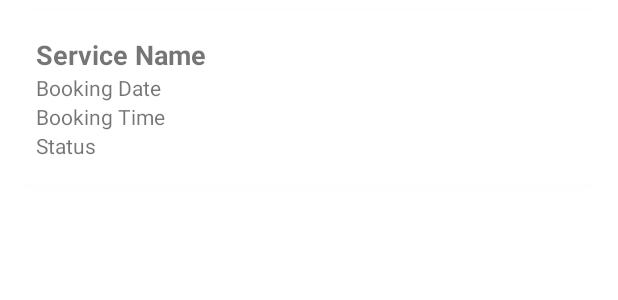
After one commit to TusharB4321/BeautyParlorApp, an Android app: the layout item_upcoming.xml on its own in the app's theme, with its tools: preview values and no code run, on a phone screen of 412 x 824 dp. The commit adds this screen. Shown: the top 300 px of the screen. Run offline under Robolectric (Android 15) with nearby library versions, the phone set to English and light mode, and no system bars.

Commit message:
UpcomingFragment Completed

```diff
--- a/app/src/main/java/com/example/beautyparlorapp/ui/fragment/AppointmentFragment.kt
+++ b/app/src/main/java/com/example/beautyparlorapp/ui/fragment/AppointmentFragment.kt
@@ -102,9 +102,12 @@ class AppointmentFragment : Fragment() {
                 Toast.makeText(requireContext(), "Please select required fields", Toast.LENGTH_SHORT).show()
                 return@setOnClickListener
             }
+
+            val serviceName=arguments?.getString("serviceName")
             val bundle = Bundle().apply {
                 putString("bookingDate", formattedDate)
                 putString("bookingTime", formattedTime)
+                putString("serviceName", serviceName)
                 putString("address", currentAddress)
                 putDouble("totalPrice",totalPrice)
                 putDouble("discount",discount)
--- a/app/src/main/java/com/example/beautyparlorapp/ui/fragment/bottomnav/CartFragment.kt
+++ b/app/src/main/java/com/example/beautyparlorapp/ui/fragment/bottomnav/CartFragment.kt
@@ -30,6 +30,7 @@ class CartFragment : Fragment(), ServiceListAdapter.CartUpdateListener {
     private var totalPrice = 0.0
     private var totalItems = 0
     private var discount = 0.0
+    private var serviceName=""
     private val cartAdapter by lazy {
         ServiceListAdapter(
             onProductClick = ::onProductClick,
@@ -61,6 +62,7 @@ class CartFragment : Fragment(), ServiceListAdapter.CartUpdateListener {
                 putDouble("price", totalPrice)
                 putDouble("discount", discount)
                 putInt("totalItems", totalItems)
+                putString("serviceName",serviceName)
             }
             findNavController().navigate(
                 R.id.action_cartFragment_to_appointmentFragment,
@@ -129,6 +131,7 @@ class CartFragment : Fragment(), ServiceListAdapter.CartUpdateListener {
                 list.clear()
                 for (doc in res) {
                     val cart = doc.toObject(ServiceModel::class.java)
+                    serviceName=cart.serviceName!!
                     list.add(cart)
                 }
 
--- /dev/null
+++ b/app/src/main/res/layout/item_upcoming.xml
@@ -0,0 +1,46 @@
+<?xml version="1.0" encoding="utf-8"?>
+<androidx.cardview.widget.CardView xmlns:android="http://schemas.android.com/apk/res/android"
+    xmlns:app="http://schemas.android.com/apk/res-auto"
+    xmlns:tools="http://schemas.android.com/tools"
+    android:layout_width="match_parent"
+    android:layout_height="wrap_content"
+    android:layout_margin="8dp"
+    app:cardCornerRadius="8dp"
+    app:cardElevation="4dp">
+
+    <LinearLayout
+        android:layout_width="match_parent"
+        android:layout_height="wrap_content"
+        android:orientation="vertical"
+        android:padding="16dp">
+
+        <TextView
+            android:id="@+id/serviceName"
+            android:layout_width="wrap_content"
+            android:layout_height="wrap_content"
+            android:text="Service Name"
+            android:textSize="18sp"
+            android:textStyle="bold" />
+
+        <TextView
+            android:id="@+id/bookingDate"
+            android:layout_width="wrap_content"
+            android:layout_height="wrap_content"
+            android:text="Booking Date"
+            android:textSize="14sp" />
+
+        <TextView
+            android:id="@+id/bookingTime"
+            android:layout_width="wrap_content"
+            android:layout_height="wrap_content"
+            android:text="Booking Time"
+            android:textSize="14sp" />
+
+        <TextView
+            android:id="@+id/status"
+            android:layout_width="wrap_content"
+            android:layout_height="wrap_content"
+            android:text="Status"
+            android:textSize="14sp" />
+    </LinearLayout>
+</androidx.cardview.widget.CardView>
```
Also changed, not shown: app/src/main/java/com/example/beautyparlorapp/adapter/UpcomingAdapter.kt (added, +31 -0 lines), app/src/main/java/com/example/beautyparlorapp/data/UpcomingServiceModel.kt (added, +9 -0 lines), app/src/main/java/com/example/beautyparlorapp/ui/fragment/PaymentFragment.kt (+68 -43 lines), app/src/main/java/com/example/beautyparlorapp/ui/fragment/booking_tab/UpcomingFragment.kt (+50 -1 lines).
